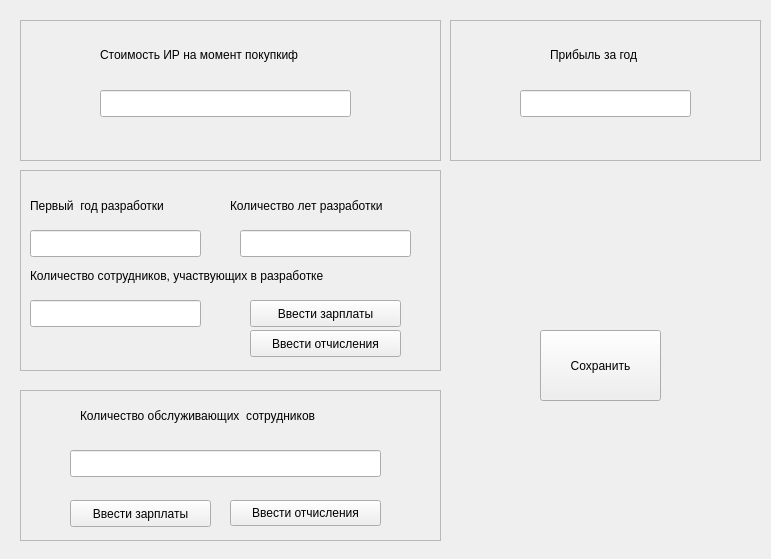
The window that formir.ui (Factotum8/OKOIB_1) describes before a commit, drawn with Qt 5.
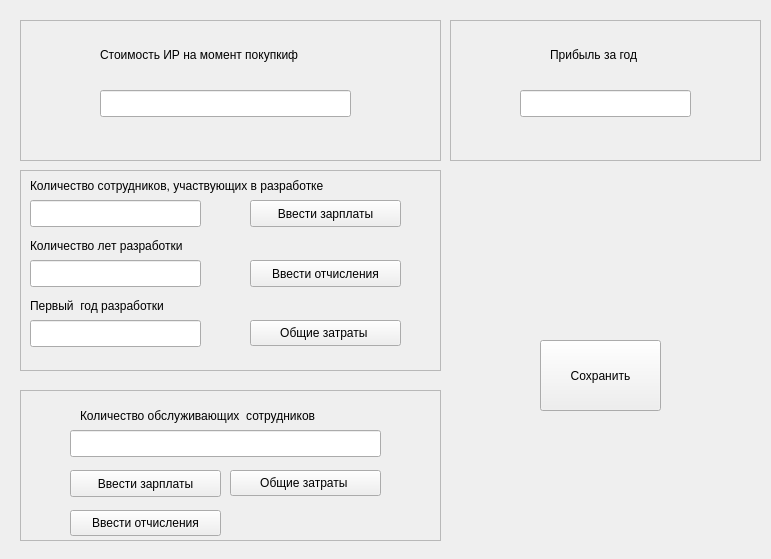
The same window after the commit.

What changed in the file:
```diff
--- a/formir.ui
+++ b/formir.ui
@@ -77,7 +77,7 @@
     <property name="geometry">
      <rect>
       <x>10</x>
-      <y>20</y>
+      <y>120</y>
       <width>181</width>
       <height>31</height>
      </rect>
@@ -92,8 +92,8 @@
    <widget class="QLabel" name="label_5">
     <property name="geometry">
      <rect>
-      <x>210</x>
-      <y>20</y>
+      <x>10</x>
+      <y>60</y>
       <width>211</width>
       <height>31</height>
      </rect>
@@ -109,7 +109,7 @@
     <property name="geometry">
      <rect>
       <x>10</x>
-      <y>90</y>
+      <y>0</y>
       <width>381</width>
       <height>31</height>
      </rect>
@@ -125,7 +125,7 @@
     <property name="geometry">
      <rect>
       <x>230</x>
-      <y>130</y>
+      <y>30</y>
       <width>151</width>
       <height>27</height>
      </rect>
@@ -138,7 +138,7 @@
     <property name="geometry">
      <rect>
       <x>10</x>
-      <y>60</y>
+      <y>150</y>
       <width>171</width>
       <height>27</height>
      </rect>
@@ -147,8 +147,8 @@
    <widget class="QLineEdit" name="textEditYearsDev">
     <property name="geometry">
      <rect>
-      <x>220</x>
-      <y>60</y>
+      <x>10</x>
+      <y>90</y>
       <width>171</width>
       <height>27</height>
      </rect>
@@ -158,7 +158,7 @@
     <property name="geometry">
      <rect>
       <x>10</x>
-      <y>130</y>
+      <y>30</y>
       <width>171</width>
       <height>27</height>
      </rect>
@@ -168,7 +168,7 @@
     <property name="geometry">
      <rect>
       <x>230</x>
-      <y>160</y>
+      <y>90</y>
       <width>151</width>
       <height>27</height>
      </rect>
@@ -177,6 +177,19 @@
      <string>Ввести отчисления</string>
     </property>
    </widget>
+   <widget class="QPushButton" name="ButtonConsumablesDev">
+    <property name="geometry">
+     <rect>
+      <x>230</x>
+      <y>150</y>
+      <width>151</width>
+      <height>26</height>
+     </rect>
+    </property>
+    <property name="text">
+     <string>Общие затраты </string>
+    </property>
+   </widget>
   </widget>
   <widget class="QFrame" name="frameMantain">
    <property name="geometry">
@@ -213,8 +226,8 @@
     <property name="geometry">
      <rect>
       <x>50</x>
-      <y>110</y>
-      <width>141</width>
+      <y>80</y>
+      <width>151</width>
       <height>27</height>
      </rect>
     </property>
@@ -226,7 +239,7 @@
     <property name="geometry">
      <rect>
       <x>50</x>
-      <y>60</y>
+      <y>40</y>
       <width>311</width>
       <height>27</height>
      </rect>
@@ -235,8 +248,8 @@
    <widget class="QPushButton" name="ButtonInputTaxMaint">
     <property name="geometry">
      <rect>
-      <x>210</x>
-      <y>110</y>
+      <x>50</x>
+      <y>120</y>
       <width>151</width>
       <height>26</height>
      </rect>
@@ -245,6 +258,19 @@
      <string>Ввести отчисления</string>
     </property>
    </widget>
+   <widget class="QPushButton" name="ButtonConsumablesMain">
+    <property name="geometry">
+     <rect>
+      <x>210</x>
+      <y>80</y>
+      <width>151</width>
+      <height>26</height>
+     </rect>
+    </property>
+    <property name="text">
+     <string>Общие затраты </string>
+    </property>
+   </widget>
   </widget>
   <widget class="QFrame" name="frameProfit">
    <property name="geometry">
@@ -289,7 +315,7 @@
    <property name="geometry">
     <rect>
      <x>540</x>
-     <y>330</y>
+     <y>340</y>
      <width>121</width>
      <height>71</height>
     </rect>
```
Left out of the diff: 6 changed lines with no effect on the pictures.
